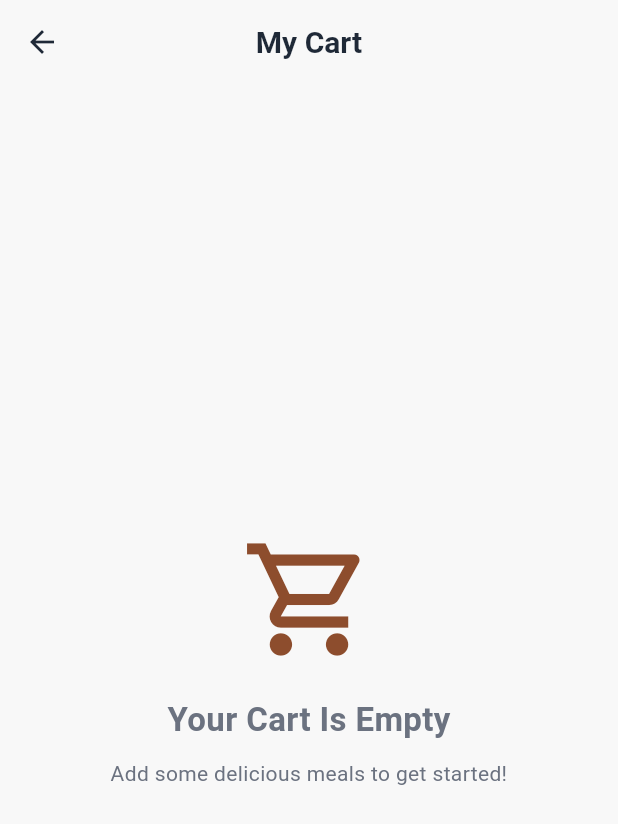
After one commit to Dave24-kal/TastyBite_FullStack, a Flutter app: the CartScreen screen opened directly, on a phone screen of 412 x 824 dp. The commit adds this screen. Shown: the top 824 px of the screen. Run offline on Flutter 3.47's test engine with Material 3 defaults, Android fonts, the phone set to English and light mode, and no system bars; our stand-ins replace flutter_secure_storage, shared_preferences; accounts and stored records are empty.

Commit message:
new thing is added

```diff
--- /dev/null
+++ b/frontend/restourant_app/lib/screens/features/cart_screen.dart
@@ -0,0 +1,216 @@
+import 'package:flutter/material.dart';
+import 'package:provider/provider.dart';
+
+import '../../providers/cart_provider.dart';
+
+class CartScreen extends StatelessWidget {
+  const CartScreen({super.key});
+
+  @override
+  Widget build(BuildContext context) {
+    final cartProvider = context.watch<CartProvider>();
+    final items = cartProvider.items;
+
+    return Scaffold(
+      appBar: AppBar(
+        title: const Text('My Cart'),
+        centerTitle: true,
+      ),
+      body: items.isEmpty
+          ? _buildEmptyCart(context)
+          : Column(
+              children: [
+                Expanded(
+                  child: ListView.builder(
+                    padding: const EdgeInsets.all(16),
+                    itemCount: items.length,
+                    itemBuilder: (context, index) {
+                      final item = items[index];
+
+                      final name = item['name'] as String;
+                      final price = item['price'] as double;
+                      final quantity = item['quantity'] as int;
+                      final imageUrl =
+                          item['image_url'] as String? ?? '';
+
+                      return Card(
+                        margin: const EdgeInsets.only(bottom: 12),
+                        child: Padding(
+                          padding: const EdgeInsets.all(12),
+                          child: Row(
+                            children: [
+                              ClipRRect(
+                                borderRadius: BorderRadius.circular(10),
+                                child: SizedBox(
+                                  width: 85,
+                                  height: 85,
+                                  child: imageUrl.isNotEmpty
+                                      ? Image.network(
+                                          imageUrl,
+                                          fit: BoxFit.cover,
+                                          errorBuilder:
+                                              (context, error, stackTrace) {
+                                            return const Icon(
+                                              Icons.fastfood,
+                                              size: 40,
+                                            );
+                                          },
+                                        )
+                                      : const Icon(
+                                          Icons.fastfood,
+                                          size: 40,
+                                        ),
+                                ),
+                              ),
+                              const SizedBox(width: 12),
+                              Expanded(
+                                child: Column(
+                                  crossAxisAlignment:
+                                      CrossAxisAlignment.start,
+                                  children: [
+                                    Text(
+                                      name,
+                                      style: const TextStyle(
+                                        fontSize: 16,
+                                        fontWeight: FontWeight.bold,
+                                      ),
+                                    ),
+                                    const SizedBox(height: 6),
+                                    Text(
+                                      'ETB ${price.toStringAsFixed(2)}',
+                                      style: TextStyle(
+                                        color: Theme.of(context)
+                                            .colorScheme
+                                            .primary,
+                                        fontWeight: FontWeight.w600,
+                                      ),
+                                    ),
+                                    const SizedBox(height: 4),
+                                    Text('Quantity: $quantity'),
+                                    const SizedBox(height: 4),
+                                    Text(
+                                      'Subtotal: ETB '
+                                      '${(price * quantity).toStringAsFixed(2)}',
+                                      style: const TextStyle(
+                                        fontWeight: FontWeight.w500,
+                                      ),
+                                    ),
+                                  ],
+                                ),
+                              ),
+                              IconButton(
+                                onPressed: () {
+                                  cartProvider.removeFromCart(item['id']);
+                                },
+                                icon: const Icon(
+                                  Icons.delete_outline,
+                                  color: Colors.red,
+                                ),
+                                tooltip: 'Remove item',
+                              ),
+                            ],
+                          ),
+                        ),
+                      );
+                    },
+                  ),
+                ),
+                Container(
+                  padding: const EdgeInsets.all(20),
+                  decoration: BoxDecoration(
+                    color: Theme.of(context).colorScheme.surface,
+                    boxShadow: [
+                      BoxShadow(
+                        color: Colors.black.withValues(alpha: 0.05),
+                        blurRadius: 8,
+                        offset: const Offset(0, -3),
+                      ),
+                    ],
+                  ),
+                  child: SafeArea(
+                    top: false,
+                    child: Column(
+                      children: [
+                        Row(
+                          mainAxisAlignment: MainAxisAlignment.spaceBetween,
+                          children: [
+                            const Text(
+                              'Total Price',
+                              style: TextStyle(
+                                fontSize: 18,
+                                fontWeight: FontWeight.bold,
+                              ),
+                            ),
+                            Text(
+                              'ETB ${cartProvider.totalPrice.toStringAsFixed(2)}',
+                              style: TextStyle(
+                                fontSize: 20,
+                                fontWeight: FontWeight.bold,
+                                color: Theme.of(context)
+                                    .colorScheme
+                                    .primary,
+                              ),
+                            ),
+                          ],
+                        ),
+                        const SizedBox(height: 16),
+                        SizedBox(
+                          width: double.infinity,
+                          child: ElevatedButton(
+                            onPressed: () {
+                              ScaffoldMessenger.of(context).showSnackBar(
+                                const SnackBar(
+                                  content: Text(
+                                    'Checkout will be implemented next.',
+                                  ),
+                                ),
+                              );
+                            },
+                            style: ElevatedButton.styleFrom(
+                              padding: const EdgeInsets.symmetric(
+                                vertical: 16,
+                              ),
+                            ),
+                            child: const Text('Proceed to Checkout'),
+                          ),
+                        ),
+                      ],
+                    ),
+                  ),
+                ),
+              ],
+            ),
+    );
+  }
+
+  Widget _buildEmptyCart(BuildContext context) {
+    return Center(
+      child: Padding(
+        padding: const EdgeInsets.all(24),
+        child: Column(
+          mainAxisAlignment: MainAxisAlignment.center,
+          children: [
+            Icon(
+              Icons.shopping_cart_outlined,
+              size: 90,
+              color: Theme.of(context).colorScheme.primary,
+            ),
+            const SizedBox(height: 20),
+            const Text(
+              'Your Cart Is Empty',
+              style: TextStyle(
+                fontSize: 22,
+                fontWeight: FontWeight.bold,
+              ),
+            ),
+            const SizedBox(height: 10),
+            const Text(
+              'Add some delicious meals to get started!',
+              textAlign: TextAlign.center,
+            ),
+          ],
+        ),
+      ),
+    );
+  }
+}
```
Also changed, not shown: frontend/restourant_app/lib/screens/features/home_screen.dart (+9 -1 lines).
